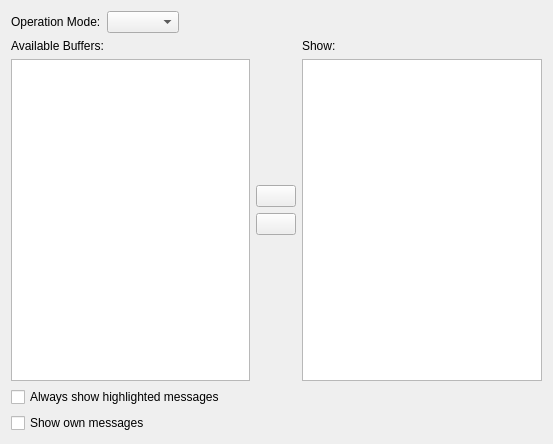
quassel/quassel, file src/qtui/settingspages/chatmonitorsettingspage.ui: the form before one commit.
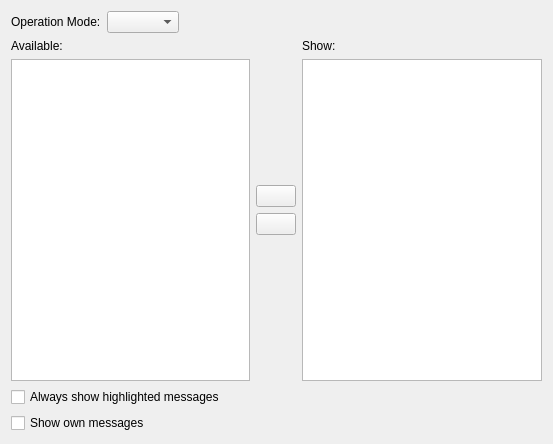
The form after the commit. Icons and pictures are not drawn. Custom widgets are drawn as their Qt base class.

Commit message:
s/Buffer/Chat/g
This removes the mention of "Buffer" from the UI, as it was confuzzling users and making our Usability Queen
unhappy. It has been replaced by "Chat", which might not always be as precise, but should make more sense for users.
A "Buffer View" is now a "Chat List", and in some cases, "Window" has been used (e.g. the "Status Buffer" is now
a "Status Window" - which, again, isn't really the correct term, but probably makes more sense to people not used
to cli-based chat clients.

Obviously, within the code and the DB everything is still a Buffer (and it'll stay that way).

```diff
--- a/src/qtui/settingspages/chatmonitorsettingspage.ui
+++ b/src/qtui/settingspages/chatmonitorsettingspage.ui
@@ -55,9 +55,9 @@
      <item>
       <layout class="QVBoxLayout" name="verticalLayout_3" >
        <item>
-        <widget class="QLabel" name="labelAvailableBuffers" >
-         <property name="text" >
-          <string>Available Buffers:</string>
+        <widget class="QLabel" name="labelAvailableBuffers">
+         <property name="text">
+          <string>Available:</string>
          </property>
         </widget>
        </item>
```
Left out of the diff: 93 changed lines with no effect on the pictures. The commit also changes 9 other files.
